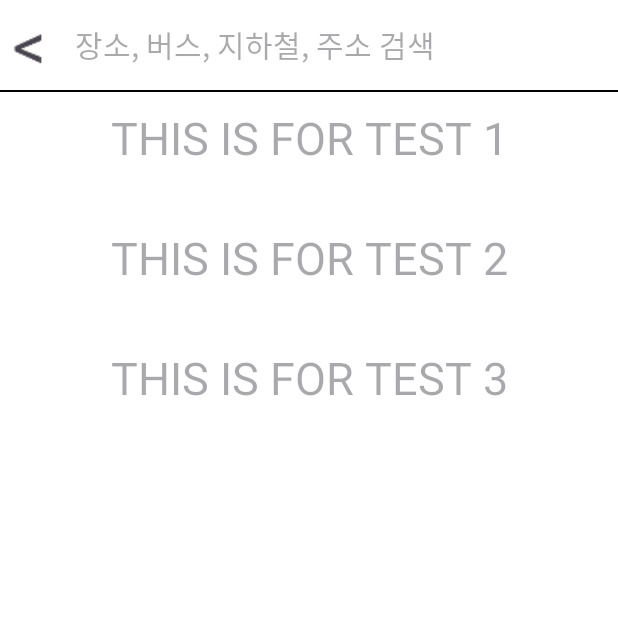
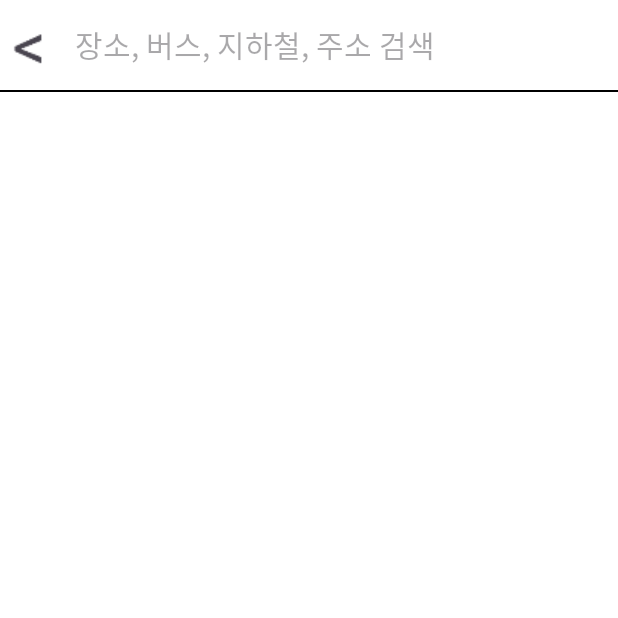
Before and after one commit to songhm7/RoadBuddyAndroid, an Android app: the SearchActivity screen opened directly, with no data from a screen before it, on a phone screen of 412 x 824 dp, the top half of it. Run offline under Robolectric (Android 15) with nearby library versions, the phone set to English and light mode, and no system bars.

Commit message:
최근검색기록 리스트뷰로 변경

```diff
--- a/app/src/main/java/com/hansung/roadbuddyandroid/SearchActivity.kt
+++ b/app/src/main/java/com/hansung/roadbuddyandroid/SearchActivity.kt
@@ -4,14 +4,19 @@ import android.content.Context
 import android.os.Bundle
 import android.view.inputmethod.EditorInfo
 import android.view.inputmethod.InputMethodManager
+import android.widget.ArrayAdapter
 import android.widget.EditText
 import android.widget.ImageButton
-import android.widget.TextView
+import android.widget.ListView
+import android.widget.Toast
 import androidx.appcompat.app.AppCompatActivity
 import java.io.File
 
-class SearchActivity : AppCompatActivity(){
-    private lateinit var searchingBar : EditText
+class SearchActivity : AppCompatActivity() {
+    private lateinit var searchingBar: EditText
+    private lateinit var listViewRecent: ListView
+    private lateinit var adapterRecent: ArrayAdapter<String>
+    private lateinit var recentSearches: List<String>
     override fun onCreate(savedInstanceState: Bundle?) {
         super.onCreate(savedInstanceState)
         setContentView(R.layout.activity_search)
@@ -19,46 +24,42 @@ class SearchActivity : AppCompatActivity(){
         findViewById<ImageButton>(R.id.backButton).setOnClickListener {
             onBackPressed()
         }
+        listViewRecent = findViewById(R.id.listViewRecent)
+        searchingBar = findViewById(R.id.searchingBar)
+        recentSearches = readSearchHistory()
 
-        searchingBar = findViewById(R.id.searchingBar)
+        // ArrayAdapter 초기화
+        adapterRecent = ArrayAdapter(this, android.R.layout.simple_list_item_1, recentSearches)
 
-        val tvForTest1 = findViewById<TextView>(R.id.tv_forTest1)
-        val tvForTest2 = findViewById<TextView>(R.id.tv_forTest2)
-        val tvForTest3 = findViewById<TextView>(R.id.tv_forTest3)
-
-        val recentSearches = readSearchHistory()
-        if (recentSearches.isNotEmpty()) {
-            tvForTest1.text = recentSearches.getOrElse(0) { "" }
-            tvForTest2.text = recentSearches.getOrElse(1) { "" }
-            tvForTest3.text = recentSearches.getOrElse(2) { "" }
-        }
+        // ListView에 ArrayAdapter 설정
+        listViewRecent.adapter = adapterRecent
 
         searchingBar.setOnEditorActionListener { v, actionId, event ->
             if (actionId == EditorInfo.IME_ACTION_SEARCH) {
                 // submit 동작을 처리하는 코드
                 val searchText = searchingBar.text.toString()
                 if (searchText.isNotEmpty()) {
-                    if(searchText == tvForTest1.text.toString()) {
-                        tvForTest1.text = searchText
-                    }
-                    else if(searchText == tvForTest2.text.toString()){
-                        tvForTest2.text = tvForTest1.text
-                        tvForTest1.text = searchText
-                    }
-                    else {
-                        tvForTest3.text = tvForTest2.text
-                        tvForTest2.text = tvForTest1.text
-                        tvForTest1.text = searchText
-                    }
-                    var newRecent : List<String> = listOf(tvForTest1.text.toString(),tvForTest2.text.toString(),tvForTest3.text.toString())
-                    writeSearchHistory(newRecent)
+                    val updatedHistory = manageHistory(recentSearches, searchText)
+                    adapterRecent.clear()
+                    adapterRecent.addAll(updatedHistory)
+                    adapterRecent.notifyDataSetChanged()
                     searchingBar.setText("")
-                }
+                    writeSearchHistory(updatedHistory)
+                    Toast.makeText(this, searchText, Toast.LENGTH_SHORT).show()
+                } else
+                    Toast.makeText(this, "미입력", Toast.LENGTH_SHORT).show()
                 true // 이벤트 처리 완료
             } else {
                 false // 이벤트 미처리
             }
         }
+
+        //리스트뷰의 각 아이템에 대한 클릭 리스너. 테스트를 위해 Toast메시지를 띄운다
+        listViewRecent.setOnItemClickListener { parent, view, position, id ->
+            val item = adapterRecent.getItem(position)
+            Toast.makeText(this, item, Toast.LENGTH_SHORT).show()
+        }
+
     }
 
     //액티비티가 전환되면 자동으로 검색바에 커서가 올라가고 키보드가 올라오게끔 하는 메서드
@@ -80,17 +81,37 @@ class SearchActivity : AppCompatActivity(){
         if (!file.exists()) {
             file.createNewFile()
         }
-        return file.readLines().take(3)  // 최근 3개의 검색 기록만 가져옴
+        return file.readLines().take(5)  // 최근 5개의 검색 기록만 가져옴
     }
 
     private fun writeSearchHistory(searches: List<String>) {
         val file = File(filesDir, "recent.txt")
         file.writeText(searches.joinToString("\n"))
     }
+
     private fun deleteSearchHistory() {
         val file = File(filesDir, "recent.txt")
         if (file.exists()) {
             file.delete()
         }
     }
+
+    //newRecord에 대한 중복처리를 거쳐 리스트를 반환
+    private fun manageHistory(history: List<String>, newRecord: String): List<String> {
+        val tmpHistory = history.toMutableList() // 기존 목록을 복사하여 임시 MutableList 생성
+
+        if (newRecord.isNotEmpty()) {
+            var index = tmpHistory.indexOf(newRecord)
+            if (index != -1) {
+                // 기존 기록이 있다면 해당 기록 삭제
+                tmpHistory.removeAt(index)
+            } else if (tmpHistory.size >= 5) {
+                // 목록이 3개 이상이면 가장 오래된 기록 삭제
+                tmpHistory.removeAt(tmpHistory.size - 1)
+            }
+            // 새 기록을 맨 앞에 추가
+            tmpHistory.add(0, newRecord)
+        }
+        return tmpHistory.toList() // 임시 MutableList를 다시 List로 변환
+    }
 }
--- a/app/src/main/res/layout/activity_search.xml
+++ b/app/src/main/res/layout/activity_search.xml
@@ -28,41 +28,48 @@
         android:layout_height="60dp"
         android:layout_alignParentStart="true"/>
     <View
-        android:id="@+id/line789456"
+        android:id="@+id/lineDivider"
         android:layout_width="match_parent"
         android:layout_height="1dp"
         android:background="#000000"
         app:layout_constraintTop_toBottomOf="@id/searchingBar"/>
-    <TextView
+<!--    <TextView-->
+<!--        android:layout_width="match_parent"-->
+<!--        android:layout_height="80dp"-->
+<!--        app:layout_constraintTop_toBottomOf="@id/line789456"-->
+<!--        android:hint="THIS IS FOR TEST 1"-->
+<!--        android:textSize="30sp"-->
+<!--        android:padding="10sp"-->
+<!--        android:textAlignment="center"-->
+<!--        android:textColor="@color/hansung_blue"-->
+<!--        android:id="@+id/tv_forTest1"/>-->
+<!--    <TextView-->
+<!--        android:layout_width="match_parent"-->
+<!--        android:layout_height="80dp"-->
+<!--        app:layout_constraintTop_toBottomOf="@id/tv_forTest1"-->
+<!--        android:hint="THIS IS FOR TEST 2"-->
+<!--        android:textSize="30sp"-->
+<!--        android:padding="10sp"-->
+<!--        android:textAlignment="center"-->
+<!--        android:textColor="@color/hansung_blue"-->
+<!--        android:id="@+id/tv_forTest2"/>-->
+<!--    <TextView-->
+<!--        android:layout_width="match_parent"-->
+<!--        android:layout_height="80dp"-->
+<!--        app:layout_constraintTop_toBottomOf="@id/tv_forTest2"-->
+<!--        android:hint="THIS IS FOR TEST 3"-->
+<!--        android:textSize="30sp"-->
+<!--        android:padding="10sp"-->
+<!--        android:textAlignment="center"-->
+<!--        android:textColor="@color/hansung_blue"-->
+<!--        android:id="@+id/tv_forTest3"/>-->
+    <ListView
         android:layout_width="match_parent"
-        android:layout_height="80dp"
-        app:layout_constraintTop_toBottomOf="@id/line789456"
-        android:hint="THIS IS FOR TEST 1"
-        android:textSize="30sp"
-        android:padding="10sp"
-        android:textAlignment="center"
-        android:textColor="@color/hansung_blue"
-        android:id="@+id/tv_forTest1"/>
-    <TextView
-        android:layout_width="match_parent"
-        android:layout_height="80dp"
-        app:layout_constraintTop_toBottomOf="@id/tv_forTest1"
-        android:hint="THIS IS FOR TEST 2"
-        android:textSize="30sp"
-        android:padding="10sp"
-        android:textAlignment="center"
-        android:textColor="@color/hansung_blue"
-        android:id="@+id/tv_forTest2"/>
-    <TextView
-        android:layout_width="match_parent"
-        android:layout_height="80dp"
-        app:layout_constraintTop_toBottomOf="@id/tv_forTest2"
-        android:hint="THIS IS FOR TEST 3"
-        android:textSize="30sp"
-        android:padding="10sp"
-        android:textAlignment="center"
-        android:textColor="@color/hansung_blue"
-        android:id="@+id/tv_forTest3"/>
+        android:layout_height="wrap_content"
+        app:layout_constraintTop_toBottomOf="@id/lineDivider"
+        app:layout_constraintStart_toStartOf="parent"
+        app:layout_constraintEnd_toEndOf="parent"
+        android:id="@+id/listViewRecent"/>
 
 
 </androidx.constraintlayout.widget.ConstraintLayout>
```
